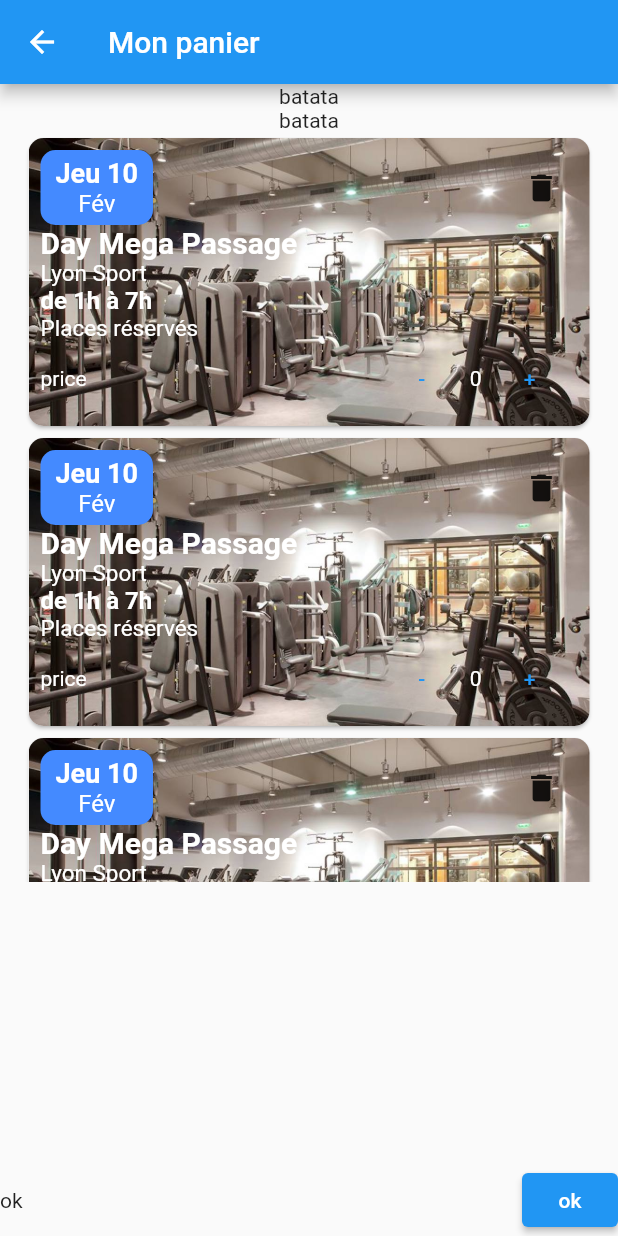
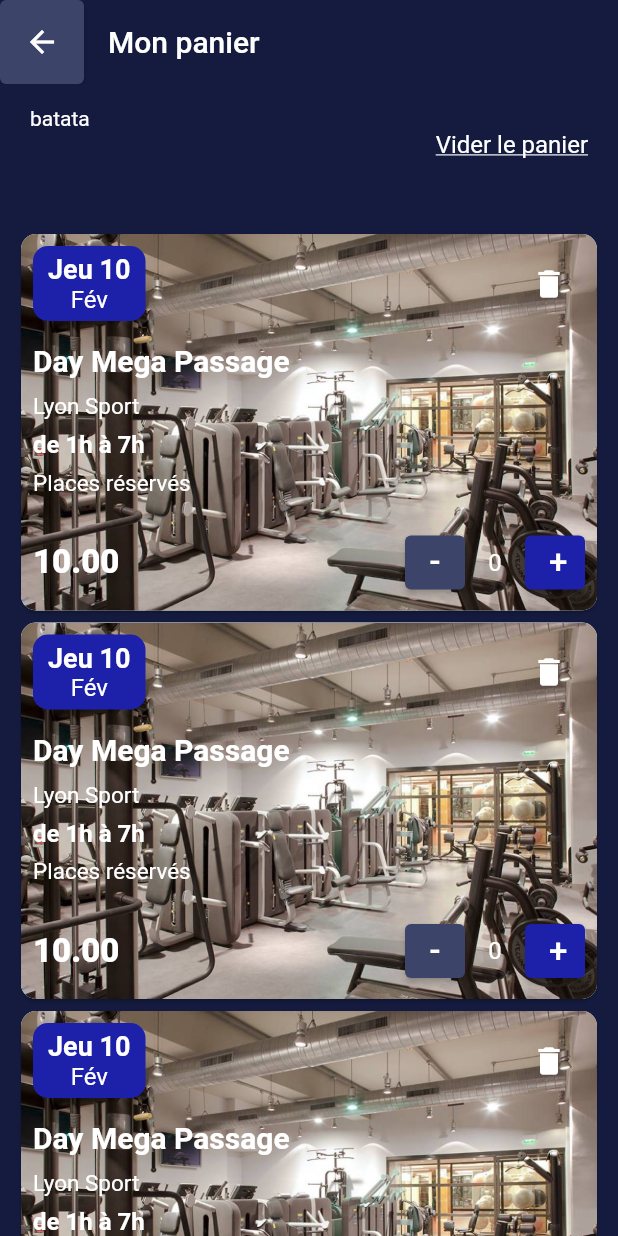
Before and after one commit to inesachour/WeMoveScreen, a Flutter app: the screen it shows after launch, on a phone screen of 412 x 824 dp. Run offline on Flutter 3.47's test engine with Material 2 defaults, Android fonts, the phone set to English and light mode, and no system bars.

Commit message:
colors and some formatting

```diff
--- /dev/null
+++ b/lib/constants/colors.dart
@@ -0,0 +1,5 @@
+import 'package:flutter/material.dart';
+
+const primaryBackgroundColor = Color(0xff141b3f);
+const secondaryBackgroundColor = Color(0xff3c446a);
+const thirdBackgroundColor = Color(0xff1d20a8);
--- a/lib/panier_screen.dart
+++ b/lib/panier_screen.dart
@@ -1,5 +1,6 @@
 import 'package:flutter/material.dart';
 import 'package:flutter/rendering.dart';
+import 'package:wemove_test/constants/colors.dart';
 import 'package:wemove_test/reservation_card.dart';
 
 class PanierScreen extends StatefulWidget {
@@ -10,21 +11,55 @@ class PanierScreen extends StatefulWidget {
 }
 
 class _PanierScreenState extends State<PanierScreen> {
+
   @override
   Widget build(BuildContext context) {
+
+    var height = MediaQuery.of(context).size.height;
+    var width = MediaQuery.of(context).size.width;
+
+
     return Scaffold(
       appBar: AppBar(
         title: Text("Mon panier"),
-        leading: Icon(Icons.arrow_back),
+        leading: ElevatedButton(
+          child: Icon(Icons.arrow_back),
+          style: ButtonStyle(
+            backgroundColor: MaterialStateProperty.all(secondaryBackgroundColor),
           ),
-      body: Padding(
-        padding: const EdgeInsets.symmetric(horizontal: 15),
+          onPressed: (){},
+        ),
+        backgroundColor: primaryBackgroundColor,
+        elevation: 0,
+
+      ),
+      body: Container(
+        color: primaryBackgroundColor,
+        child: Padding(
+          padding: const EdgeInsets.symmetric(horizontal: 10),
           child: Column(
             children: [
-            Text("batata"),
-            Text("batata"),
+              Expanded(
+                flex: 1,
+                child: Padding(
+                  padding: const EdgeInsets.symmetric(horizontal: 10, vertical: 15),
+                  child: Column(
+                    children: [
                       SizedBox(
-              height: 500,
+                          width: width,
+                          child: Text("batata", textAlign: TextAlign.left,style: TextStyle(color: Colors.white,),)
+                      ),
+                      SizedBox(
+                          width: width,
+                          child: Text("Vider le panier", textAlign: TextAlign.right, style: TextStyle(color: Colors.white, fontSize: 16,decoration: TextDecoration.underline))
+                      ),
+                    ],
+                  ),
+                ),
+              ),
+
+              Expanded(
+                flex: 7,
                 child: ListView.builder(
                     scrollDirection: Axis.vertical,
                     itemCount: 10,
@@ -36,15 +71,8 @@ class _PanierScreenState extends State<PanierScreen> {
             ],
           ),
         ),
-      bottomNavigationBar: Container(
-        child: Row(
-          mainAxisAlignment: MainAxisAlignment.spaceBetween,
-          children: [
-            Text("ok"),
-            ElevatedButton(child: Text("ok"),onPressed: (){},)
-          ],
       ),
-      )
+
     );
   }
 }
--- a/lib/reservation_card.dart
+++ b/lib/reservation_card.dart
@@ -1,4 +1,6 @@
 import 'package:flutter/material.dart';
+import 'package:wemove_test/constants/colors.dart';
+import 'package:wemove_test/widgets/card_widgets.dart';
 
 class ReservationCard extends StatelessWidget {
   const ReservationCard({Key? key}) : super(key: key);
@@ -29,7 +31,7 @@ class ReservationCard extends StatelessWidget {
                       height: 50,
                       width: 75,
                       decoration: BoxDecoration(
-                          color: Colors.blueAccent,
+                          color: thirdBackgroundColor,
                           borderRadius: BorderRadius.circular(10)
                       ),
                       child: Column(
@@ -41,30 +43,32 @@ class ReservationCard extends StatelessWidget {
                       )
                   ),
                   IconButton(
-                    icon: Icon(Icons.delete),
+                    icon: Icon(Icons.delete, color: Colors.white,),
                     onPressed: (){},
                   ),
                 ],
               ),
+              SizedBox(height: 15,),
               Text("Day Mega Passage", style: TextStyle(color: Colors.white, fontWeight: FontWeight.w700, fontSize: 20),),
+              SizedBox(height: 10,),
               Text("Lyon Sport", style: TextStyle(color: Colors.white, fontSize: 15)),
+              SizedBox(height: 7,),
               Text("de 1h à 7h", style: TextStyle(color: Colors.white, fontSize: 16,fontWeight: FontWeight.w700)),
+              SizedBox(height: 7,),
               Text("Places réservés", style: TextStyle(color: Colors.white, fontSize: 15)),
+              SizedBox(height: 20,),
               Row(
                 mainAxisAlignment: MainAxisAlignment.spaceBetween,
                 children: [
-                  Text("price", style: TextStyle(color: Colors.white)),
+                  Text("10.00", style: TextStyle(color: Colors.white, fontSize: 22, fontWeight: FontWeight.w800)),
                   Row(
                     children: [
-                      TextButton(
-                        child: Text("-"),
-                        onPressed: (){},
+                      incdecButton(color: secondaryBackgroundColor, text: "-"),
+                      SizedBox(
+                        width: 40,
+                          child: Text("0", style: TextStyle(color: Colors.white,fontSize: 16),textAlign: TextAlign.center,)
                       ),
-                      Text("0", style: TextStyle(color: Colors.white)),
-                      TextButton(
-                        child: Text("+"),
-                        onPressed: (){},
-                      ),
+                      incdecButton(color: thirdBackgroundColor, text: "+"),
                     ],
                   ),
                 ],
--- /dev/null
+++ b/lib/widgets/card_widgets.dart
@@ -0,0 +1,15 @@
+import 'package:flutter/material.dart';
+import 'package:wemove_test/constants/colors.dart';
+
+Widget incdecButton ({required Color color, required String text}){
+  return SizedBox(
+    width: 40,
+    child: ElevatedButton(
+      child: Text(text, style: TextStyle(fontSize: 22),textAlign: TextAlign.center,),
+      style: ButtonStyle(
+        backgroundColor:MaterialStateProperty.all(color),
+      ),
+      onPressed: (){},
+    ),
+  );
+}
```
Lines whose indentation alone changed are shown as unchanged.
